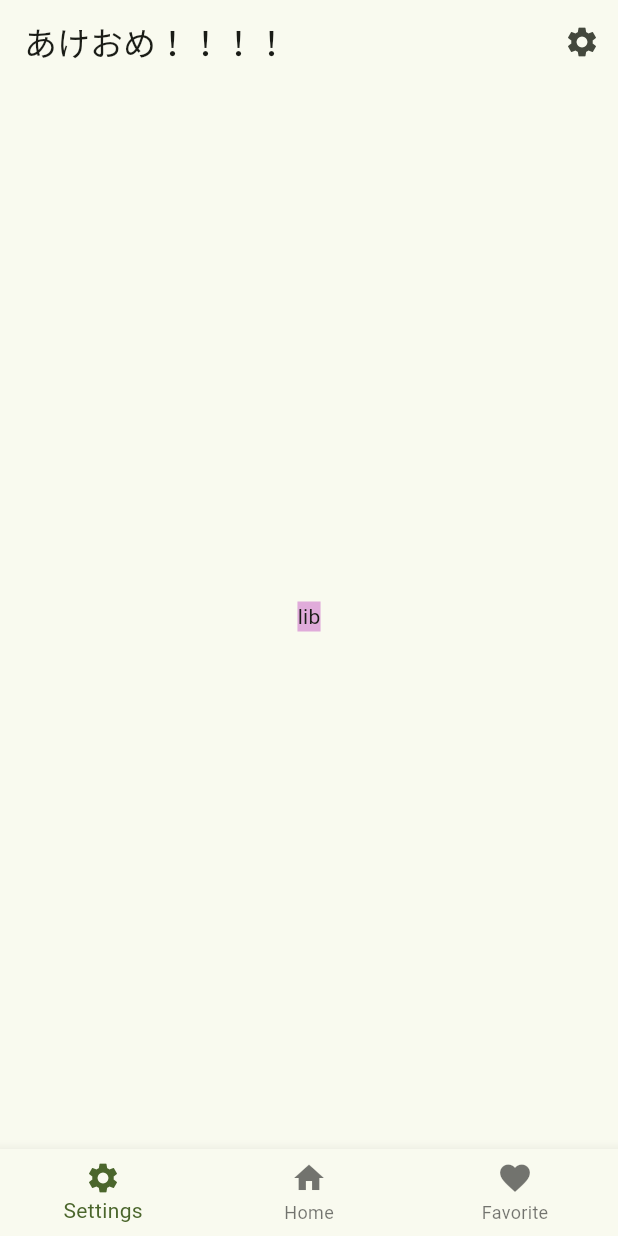
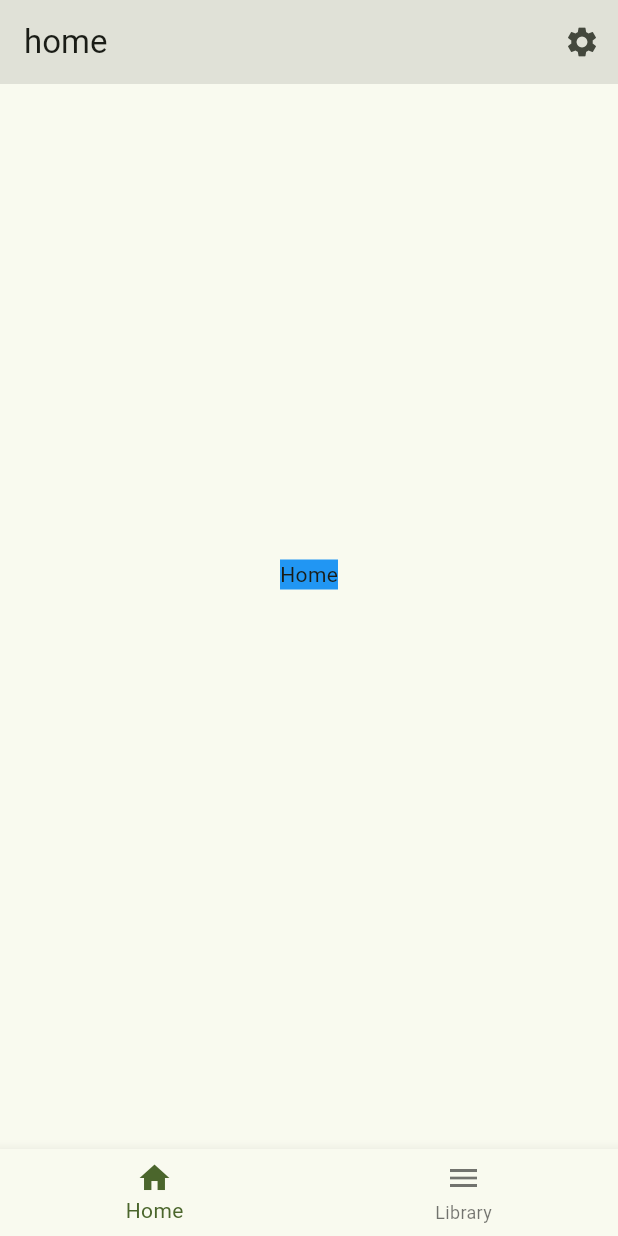
Before and after one commit to ROTO0504/CLIP, a Flutter app: the screen it shows after launch, on a phone screen of 412 x 824 dp. Run offline on Flutter 3.47's test engine with Material 2 defaults, Android fonts, the phone set to English and light mode, and no system bars.

```diff
--- a/lib/view/components/bottomNavbar.dart
+++ b/lib/view/components/bottomNavbar.dart
@@ -15,17 +15,17 @@ class _BottomNavbarState extends State<BottomNavbar> {
 
   var _pages = <Widget>[
     Container(
-      child: LibScreen(),
+      child: HomeScreen(),
       alignment: Alignment.center,
     ),
     Container(
-      child: HomeScreen(),
+      child: LibScreen(),
       alignment: Alignment.center,
     ),
     Container(
       child: SettingsScreen(),
       alignment: Alignment.center,
-    ),
+    )
   ];
 
   void _onTapItem(int index) {
@@ -38,8 +38,10 @@ class _BottomNavbarState extends State<BottomNavbar> {
   Widget build(BuildContext context) {
     return Scaffold(
       body: _pages[_selectIndex],
+      extendBodyBehindAppBar: true,
       appBar: AppBar(
-        title: Text("あけおめ！！！！"),
+        backgroundColor: Colors.black.withOpacity(0.1),
+        title: Text("home"),
         actions: <Widget>[
           IconButton(onPressed: () => {}, icon: Icon(Icons.settings))
         ],
@@ -47,16 +49,12 @@ class _BottomNavbarState extends State<BottomNavbar> {
       bottomNavigationBar: BottomNavigationBar(
         items: [
           BottomNavigationBarItem(
-            icon: Icon(Icons.settings),
-            label: 'Settings',
-          ),
-          BottomNavigationBarItem(
             icon: Icon(Icons.home),
             label: 'Home',
           ),
           BottomNavigationBarItem(
-            icon: Icon(Icons.favorite),
-            label: 'Favorite',
+            icon: Icon(Icons.menu),
+            label: 'Library',
           ),
         ],
         currentIndex: _selectIndex,
```
Also changed, not shown: assets/images/foreground_icon.png (added), assets/images/icon.png (added), 33 other files.
